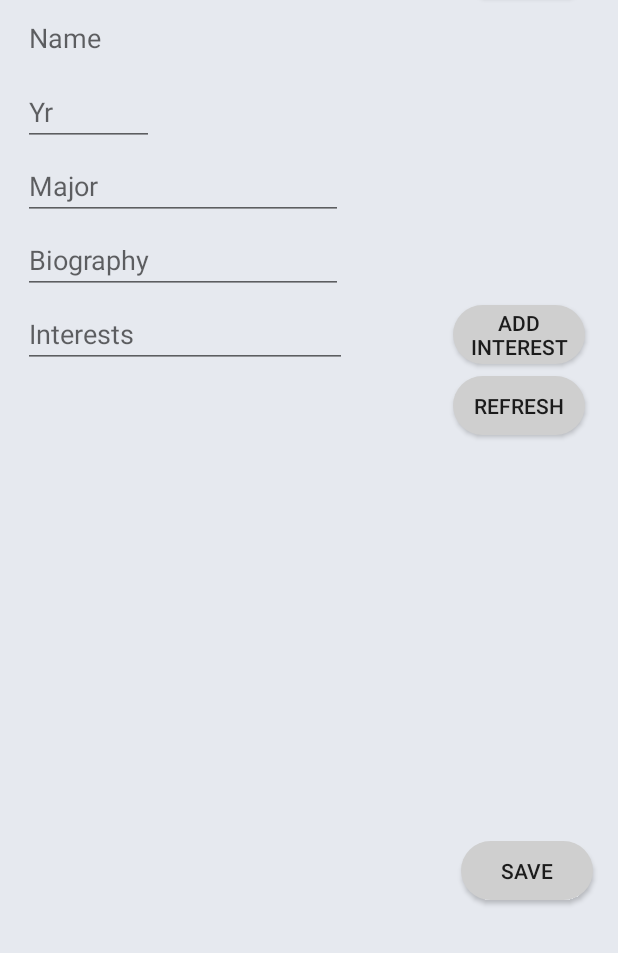
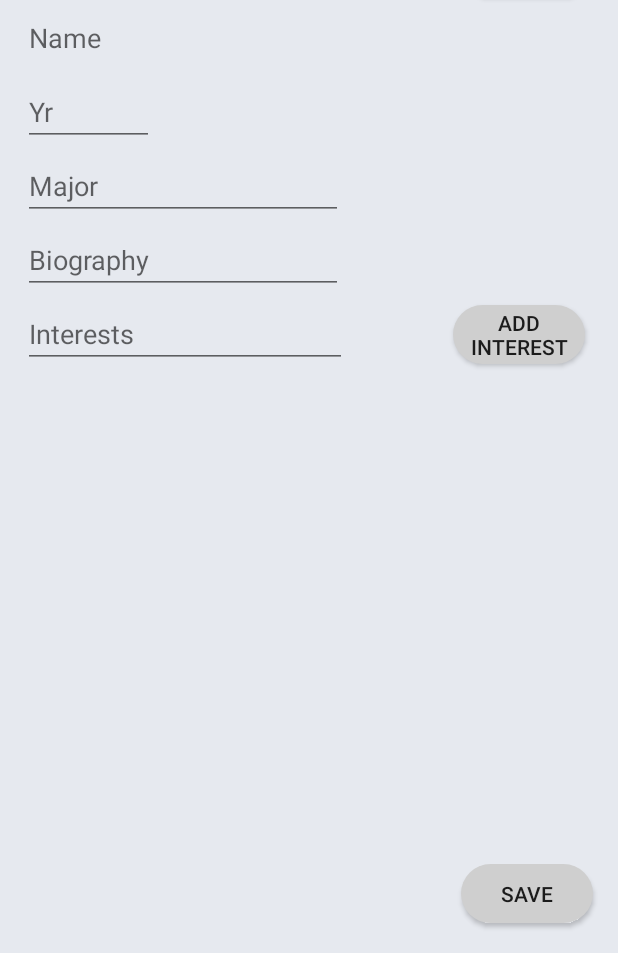
Before and after one commit to lynnediep/Workout-with-Me, an Android app: the Profile_Edit screen opened directly, with no data from a screen before it, on a phone screen of 412 x 824 dp, the part 283-1236 px from its top. Run offline under Robolectric (Android 15) with nearby library versions, the phone set to English and light mode, and no system bars; our stand-ins replace Firebase (no records; nobody signed in at launch, a user with empty details on screens opened directly).

Commit message:
Profile Edit interests bug mostly fixed. Removed refresh button

```diff
--- a/app/src/main/java/com/example/zion/workoutwithme/Profile_Edit.java
+++ b/app/src/main/java/com/example/zion/workoutwithme/Profile_Edit.java
@@ -88,7 +88,6 @@ public class Profile_Edit extends AppCompatActivity {
         bioText = (EditText) findViewById(R.id.Bio_editText);
         addInterestsBtn = (Button) findViewById(R.id.addInterests_Button);
         interestsListView = (ListView) findViewById(R.id.Interests_ListView);
-        refreshInterests = (Button) findViewById(R.id.Refresh_Button);
         profilePic = (ImageView) findViewById(R.id.Profile_img);
         btnUpload = (Button) findViewById(R.id.buttonUpload);
     }
@@ -255,18 +254,11 @@ public class Profile_Edit extends AppCompatActivity {
                                         adapter = new ArrayAdapter<String>
                                                 (Profile_Edit.this, android.R.layout.simple_list_item_1,
                                                         interestsArray);
+                                        adapter.notifyDataSetChanged();
                                         interestsListView.setAdapter(adapter);
                                         interestText.setText("");
+                                        adapter.notifyDataSetChanged();
                                     }
-                                }
-                            });
-
-                            // Refresh button, maybe remove
-                            refreshInterests.setOnClickListener(new View.OnClickListener(){
-                                @Override
-                                public void onClick(View view) {
-                                    adapter.notifyDataSetChanged();
-                                    interestsListView.setAdapter(adapter);
                                 }
                             });
 
--- a/app/src/main/res/layout/activity_profile__edit.xml
+++ b/app/src/main/res/layout/activity_profile__edit.xml
@@ -110,8 +110,8 @@
         app:layout_constraintEnd_toEndOf="parent"
         app:layout_constraintHorizontal_bias="0.98"
         app:layout_constraintStart_toEndOf="@+id/Interests_ListView"
-        app:layout_constraintTop_toBottomOf="@+id/Refresh_Button"
-        app:layout_constraintVertical_bias="0.929" />
+        app:layout_constraintTop_toBottomOf="@+id/addInterests_Button"
+        app:layout_constraintVertical_bias="0.986" />
 
     <Button
         android:id="@+id/addInterests_Button"
@@ -128,22 +128,6 @@
         app:layout_constraintHorizontal_bias="0.9"
         app:layout_constraintStart_toEndOf="@+id/Interests_editText"
         app:layout_constraintTop_toTopOf="parent" />
-
-    <Button
-        android:id="@+id/Refresh_Button"
-        android:layout_width="88dp"
-        android:layout_height="39dp"
-        android:layout_marginEnd="15dp"
-        android:layout_marginLeft="8dp"
-        android:layout_marginRight="15dp"
-        android:layout_marginStart="8dp"
-        android:layout_marginTop="8dp"
-        android:background="@drawable/roundbutton"
-        android:text="Refresh"
-        app:layout_constraintEnd_toEndOf="parent"
-        app:layout_constraintHorizontal_bias="0.9"
-        app:layout_constraintStart_toEndOf="@+id/Interests_editText"
-        app:layout_constraintTop_toBottomOf="@+id/addInterests_Button" />
 
     <ListView
         android:id="@+id/Interests_ListView"
```
